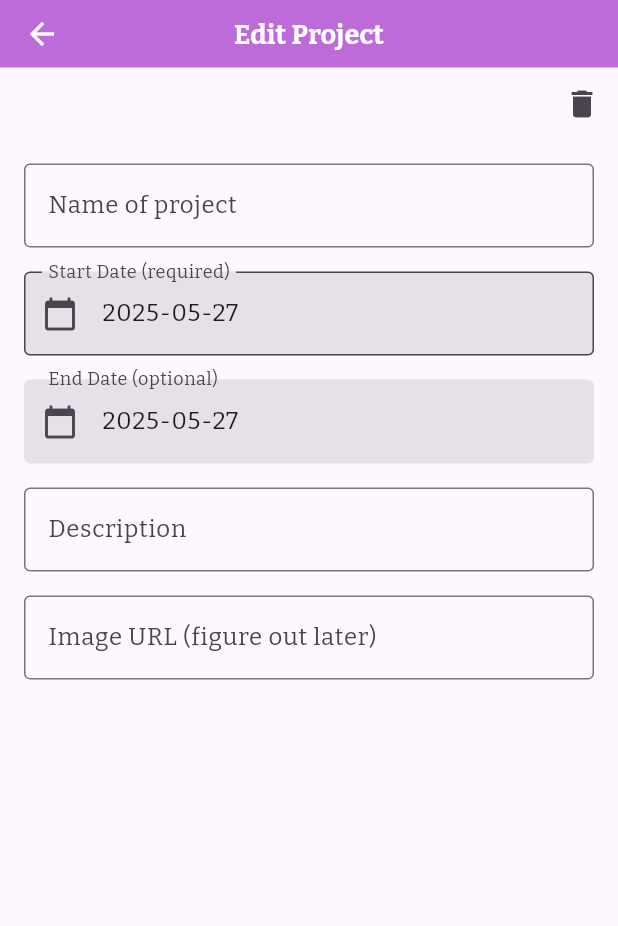
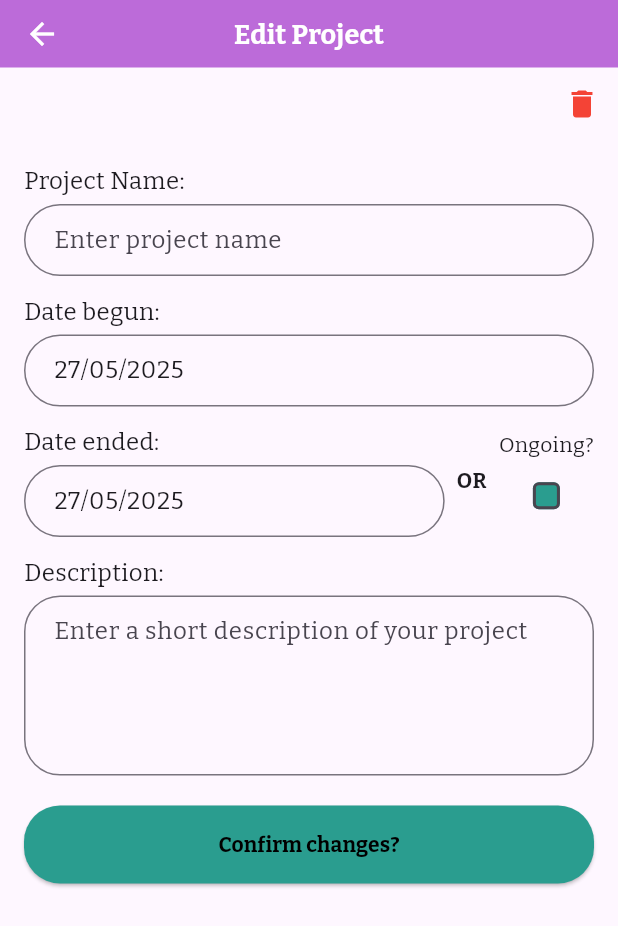
Before and after one commit to Andrew-Youssef/SDSThriveX, a Flutter app: the MyEditProjectScreen screen opened directly with empty values, on a phone screen of 412 x 824 dp. Shown: the top 926 px of the screen. Run offline on Flutter 3.47's test engine with Material 3 defaults, Android fonts, the phone set to English and light mode, and no system bars; our stand-ins replace cloud_firestore, firebase_auth, firebase_core, flutter_dotenv, flutter_gemini, google_fonts; accounts and stored records are empty; generated files the repository leaves out were written again.

Commit message:
merged edit individual project

```diff
--- a/lib/features/profile/profile_edit/edit_profile_attributes/edit_individual/edit_project.dart
+++ b/lib/features/profile/profile_edit/edit_profile_attributes/edit_individual/edit_project.dart
@@ -19,6 +19,7 @@ class _MyEditProjectScreenState extends State<MyEditProjectScreen> {
   late final TextEditingController _imageController;
   late final TextEditingController _startDate;
   late final TextEditingController _endDate;
+  late bool _isOngoing;
 
   @override
   void initState() {
@@ -31,11 +32,15 @@ class _MyEditProjectScreenState extends State<MyEditProjectScreen> {
       text: widget.project.imageUrl ?? '',
     );
     _startDate = TextEditingController(
-      text: widget.project.dateBegun.toString().split(' ')[0],
+      text: _formatDateToDDMMYYYY(widget.project.dateBegun),
     );
     _endDate = TextEditingController(
-      text: widget.project.dateEnded?.toString().split(' ')[0] ?? '',
+      text:
+          widget.project.dateEnded != null
+              ? _formatDateToDDMMYYYY(widget.project.dateEnded!)
+              : '',
     );
+    _isOngoing = widget.project.dateEnded == null;
   }
 
   @override
@@ -63,11 +68,45 @@ class _MyEditProjectScreenState extends State<MyEditProjectScreen> {
                 children: [
                   Expanded(child: SizedBox()),
                   IconButton(
+                    onPressed: () async {
+                      final confirm = await showDialog<bool>(
+                        context: context,
+                        builder: (BuildContext context) {
+                          return AlertDialog(
+                            title: const Text("Delete Project"),
+                            content: const Text(
+                              "Are you sure you want to delete this project? This action cannot be undone.",
+                            ),
+                            actions: [
+                              TextButton(
+                                child: const Text("Cancel"),
+                                onPressed:
+                                    () => Navigator.of(context).pop(false),
+                              ),
+                              ElevatedButton(
+                                style: ElevatedButton.styleFrom(
+                                  backgroundColor: Colors.red,
+                                ),
+                                child: const Text(
+                                  "Delete",
+                                  style: TextStyle(color: Colors.white),
+                                ),
                                 onPressed: () {
                                   userProvider.removeProject(widget.project.id);
+                                  Navigator.of(context).pop(true);
+                                },
+                              ),
+                            ],
+                          );
+                        },
+                      );
+
+                      if (confirm == true) {
+                        userProvider.removeProject(widget.project.id);
                         Navigator.pop(context);
+                      }
                     },
-                    icon: Icon(Icons.delete),
+                    icon: const Icon(Icons.delete, color: Colors.red),
                   ),
                 ],
               ),
@@ -80,78 +119,89 @@ class _MyEditProjectScreenState extends State<MyEditProjectScreen> {
   }
 
   Widget buildInputFields(BuildContext context) {
-    ThemeData theme = Theme.of(context);
+    final theme = Theme.of(context);
 
     return Expanded(
       child: ListView(
-        padding: EdgeInsets.all(8.0),
+        padding: const EdgeInsets.all(16.0),
         children: [
-          Padding(
-            padding: const EdgeInsets.all(8.0),
-            child: TextField(
+          _buildLabeledField(
+            'Project Name:',
+            _nameController,
+            'Enter project name',
             onChanged: widget.project.updateName,
-              controller: _nameController,
-              decoration: InputDecoration(
-                border: OutlineInputBorder(),
-                labelText: 'Name of project',
+          ),
+          const SizedBox(height: 12),
+          _buildLabeledDateField(
+            'Date begun:',
+            _startDate,
+            context,
+            (date) => widget.project.updateDateBegun(date),
+          ),
+          const SizedBox(height: 12),
+          Row(
+            children: [
+              Expanded(
+                child: _buildLabeledDateField(
+                  'Date ended:',
+                  _endDate,
+                  context,
+                  (date) => widget.project.updateDateEnded(date),
+                  enabled: !_isOngoing,
                 ),
               ),
+              const SizedBox(width: 8),
+              const Text("OR", style: TextStyle(fontWeight: FontWeight.bold)),
+              const SizedBox(width: 8),
+              Column(
+                children: [
+                  const Text("Ongoing?"),
+                  Checkbox(
+                    value: _isOngoing,
+                    onChanged: (value) {
+                      setState(() {
+                        _isOngoing = value!;
+                        if (_isOngoing) {
+                          _endDate.clear();
+                          widget.project.updateDateEnded(null);
+                        }
+                      });
+                    },
+                    shape: RoundedRectangleBorder(
+                      borderRadius: BorderRadius.circular(4),
                     ),
-          Padding(
-            padding: const EdgeInsets.all(8.0),
-            child: TextField(
-              controller: _startDate,
-              decoration: InputDecoration(
-                border: OutlineInputBorder(),
-                labelText: 'Start Date (required)',
-                filled: true,
-                prefixIcon: Icon(Icons.calendar_today),
-              ),
-              readOnly: true,
-              onTap: () {
-                _selectDate(_startDate, context);
-              },
+                    checkColor: Colors.white,
+                    fillColor: MaterialStateProperty.all(
+                      Color.fromARGB(255, 42, 157, 143),
                     ),
                   ),
-          Padding(
-            padding: const EdgeInsets.all(8.0),
-            child: TextField(
-              controller: _endDate,
-              decoration: InputDecoration(
-                // border: OutlineInputBorder(),
-                labelText: 'End Date (optional)',
-                filled: true,
-                prefixIcon: Icon(Icons.calendar_today),
-                enabledBorder: OutlineInputBorder(borderSide: BorderSide.none),
-                focusedBorder: OutlineInputBorder(
-                  borderSide: BorderSide(color: theme.primaryColor),
+                ],
               ),
+            ],
           ),
-              readOnly: true,
-              onTap: () {
-                _selectDate(_endDate, context);
-              },
+          const SizedBox(height: 12),
+          _buildLabeledField(
+            'Description:',
+            _descriptionController,
+            'Enter a short description of your project',
+            onChanged: widget.project.updateDescription,
+            maxLines: 4,
           ),
+          const SizedBox(height: 20),
+          ElevatedButton(
+            onPressed: () => _confirmChanges(),
+            style: ElevatedButton.styleFrom(
+              backgroundColor: const Color.fromARGB(255, 42, 157, 143),
+              shape: RoundedRectangleBorder(
+                borderRadius: BorderRadius.circular(24),
               ),
-          Padding(
-            padding: const EdgeInsets.all(8.0),
-            child: TextField(
-              onChanged: widget.project.updateDescription,
-              controller: _descriptionController,
-              decoration: InputDecoration(
-                border: OutlineInputBorder(),
-                labelText: 'Description',
+              padding: const EdgeInsets.symmetric(vertical: 16),
             ),
-            ),
-          ),
-          Padding(
-            padding: const EdgeInsets.all(8.0),
-            child: TextField(
-              onChanged: widget.project.updateImageUrl,
-              controller: _imageController,
-              decoration: InputDecoration(
-                border: OutlineInputBorder(),
-                labelText: 'Image URL (figure out later)',
+            child: const Text(
+              'Confirm changes?',
+              style: TextStyle(
+                color: Colors.black,
+                fontWeight: FontWeight.bold,
               ),
             ),
           ),
@@ -160,26 +210,129 @@ class _MyEditProjectScreenState extends State<MyEditProjectScreen> {
     );
   }
 
-  Future<void> _selectDate(
+  Widget _buildLabeledField(
+    String label,
+    TextEditingController controller,
+    String hint, {
+    void Function(String)? onChanged,
+    int maxLines = 1,
+  }) {
+    return Column(
+      crossAxisAlignment: CrossAxisAlignment.start,
+      children: [
+        Text(label, style: const TextStyle(fontSize: 16)),
+        const SizedBox(height: 4),
+        TextField(
+          controller: controller,
+          onChanged: onChanged,
+          maxLines: maxLines,
+          decoration: InputDecoration(
+            hintText: hint,
+            border: OutlineInputBorder(borderRadius: BorderRadius.circular(24)),
+            contentPadding: const EdgeInsets.symmetric(
+              horizontal: 16,
+              vertical: 12,
+            ),
+          ),
+        ),
+      ],
+    );
+  }
+
+  Widget _buildLabeledDateField(
+    String label,
     TextEditingController controller,
     BuildContext context,
-  ) async {
-    final Map<TextEditingController, void Function(DateTime)> updaterMap = {
-      _startDate: widget.project.updateDateBegun,
-      _endDate: widget.project.updateDateEnded,
-    };
+    void Function(DateTime) onDateSelected, {
+    bool enabled = true,
+  }) {
+    return Column(
+      crossAxisAlignment: CrossAxisAlignment.start,
+      children: [
+        Text(label, style: const TextStyle(fontSize: 16)),
+        const SizedBox(height: 4),
+        TextField(
+          controller: controller,
+          readOnly: true,
+          enabled: enabled,
+          onTap: () async {
+            if (!enabled) return;
             DateTime? picked = await showDatePicker(
               context: context,
               initialDate: DateTime.now(),
               firstDate: DateTime(1900),
               lastDate: DateTime(2100),
             );
-
             if (picked != null) {
-      setState(() {
-        controller.text = picked.toString().split(" ")[0];
-        updaterMap[controller]!.call(picked);
-      });
+              if (controller == _endDate) {
+                final currentStart = _parseDateFromDDMMYYYY(_startDate.text);
+                if (currentStart != null && picked.isBefore(currentStart)) {
+                  ScaffoldMessenger.of(context).showSnackBar(
+                    const SnackBar(
+                      content: Text('End date cannot be before start date.'),
+                      backgroundColor: Colors.red,
+                    ),
+                  );
+                  return;
                 }
               }
+
+              controller.text = _formatDateToDDMMYYYY(picked);
+              onDateSelected(picked);
             }
+          },
+          decoration: InputDecoration(
+            hintText: 'DD/MM/YYYY',
+            border: OutlineInputBorder(borderRadius: BorderRadius.circular(24)),
+            contentPadding: const EdgeInsets.symmetric(
+              horizontal: 16,
+              vertical: 12,
+            ),
+            disabledBorder: OutlineInputBorder(
+              borderRadius: BorderRadius.circular(24),
+              borderSide: BorderSide(color: Colors.grey.shade300),
+            ),
+          ),
+        ),
+      ],
+    );
+  }
+
+  String _formatDateToDDMMYYYY(DateTime date) {
+    return '${date.day.toString().padLeft(2, '0')}/${date.month.toString().padLeft(2, '0')}/${date.year}';
+  }
+
+  DateTime? _parseDateFromDDMMYYYY(String dateString) {
+    if (dateString.isEmpty) return null;
+    try {
+      final parts = dateString.split('/');
+      if (parts.length != 3) return null;
+      final day = int.parse(parts[0]);
+      final month = int.parse(parts[1]);
+      final year = int.parse(parts[2]);
+      return DateTime(year, month, day);
+    } catch (e) {
+      return null;
+    }
+  }
+
+  Future<void> _confirmChanges() async {
+    final userProvider = Provider.of<UserProvider>(context, listen: false);
+
+    await userProvider.updateProject(widget.project.id, {
+      'name': _nameController.text,
+      'dateBegun': _startDate.text,
+      'dateEnded': _endDate.text,
+      'description': _descriptionController.text,
+      'imageUrl': _imageController.text,
+    });
+
+    // print('updated project!\n');
+
+    ScaffoldMessenger.of(
+      context,
+    ).showSnackBar(const SnackBar(content: Text("Changes saved")));
+
+    // print('changes saved\n');
+  }
+}
```
Lines whose indentation alone changed are shown as unchanged.
